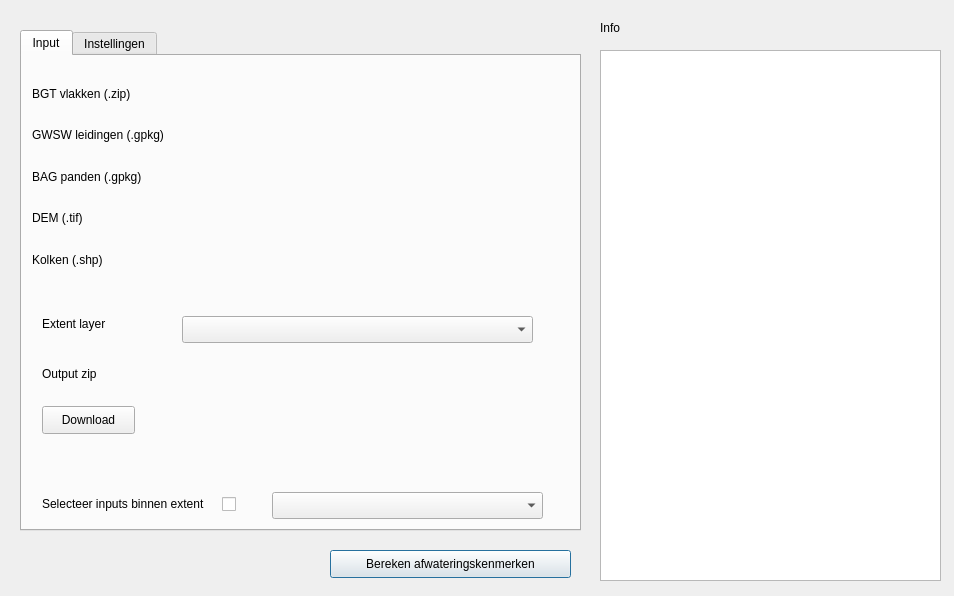
This is plugin/bgtinlooptool/BGTInloopTool_dialog_base.ui in nens/bgt-inlooptool as Qt 5 draws it before an edit. The edited form follows.
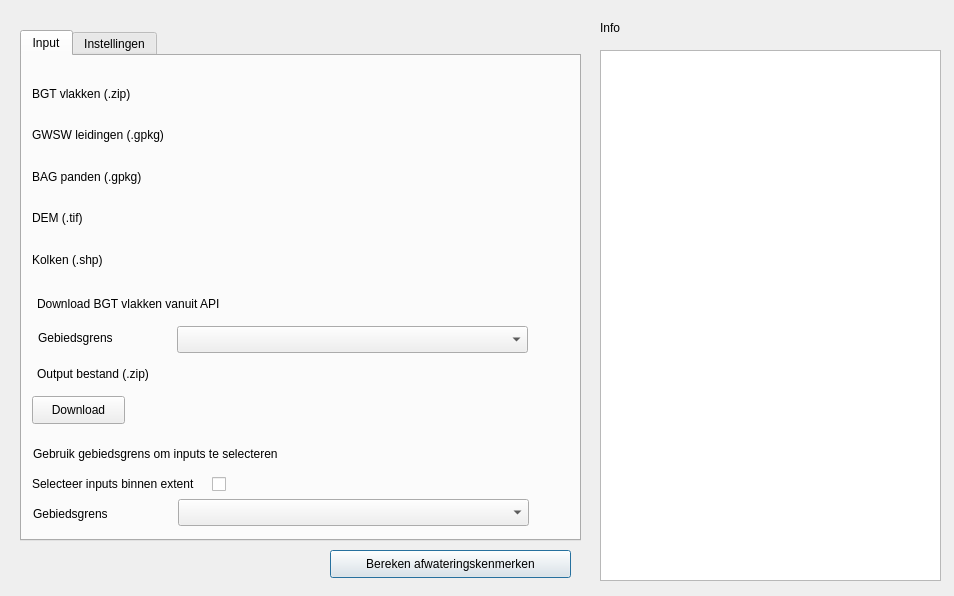
This is the edited form. Custom widgets are drawn as their Qt base class.

Commit message: clip inputs toegevoegd

```diff
--- a/plugin/bgtinlooptool/BGTInloopTool_dialog_base.ui
+++ b/plugin/bgtinlooptool/BGTInloopTool_dialog_base.ui
@@ -58,7 +58,7 @@
      <x>20</x>
      <y>30</y>
      <width>561</width>
-     <height>501</height>
+     <height>511</height>
     </rect>
    </property>
    <property name="sizePolicy">
@@ -139,8 +139,8 @@
     <widget class="QgsMapLayerComboBox" name="BGTExtentCombobox">
      <property name="geometry">
       <rect>
-       <x>160</x>
-       <y>260</y>
+       <x>155</x>
+       <y>270</y>
        <width>351</width>
        <height>27</height>
       </rect>
@@ -149,9 +149,9 @@
     <widget class="QgsMapLayerComboBox" name="inputExtentComboBox">
      <property name="geometry">
       <rect>
-       <x>250</x>
-       <y>436</y>
-       <width>271</width>
+       <x>156</x>
+       <y>443</y>
+       <width>351</width>
        <height>27</height>
       </rect>
      </property>
@@ -159,21 +159,21 @@
     <widget class="QLabel" name="label_19">
      <property name="geometry">
       <rect>
-       <x>20</x>
+       <x>15</x>
        <y>310</y>
        <width>125</width>
        <height>16</height>
       </rect>
      </property>
      <property name="text">
-      <string>Output zip</string>
+      <string>Output bestand (.zip)</string>
      </property>
     </widget>
     <widget class="QPushButton" name="pushButtonDownloadBGT">
      <property name="geometry">
       <rect>
-       <x>20</x>
-       <y>350</y>
+       <x>10</x>
+       <y>340</y>
        <width>93</width>
        <height>28</height>
       </rect>
@@ -185,8 +185,8 @@
     <widget class="QgsFileWidget" name="bgtApiOutput">
      <property name="geometry">
       <rect>
-       <x>160</x>
-       <y>310</y>
+       <x>155</x>
+       <y>300</y>
        <width>341</width>
        <height>27</height>
       </rect>
@@ -195,21 +195,21 @@
     <widget class="QLabel" name="label_17">
      <property name="geometry">
       <rect>
-       <x>20</x>
-       <y>260</y>
+       <x>16</x>
+       <y>274</y>
        <width>125</width>
        <height>16</height>
       </rect>
      </property>
      <property name="text">
-      <string>Extent layer</string>
+      <string>Gebiedsgrens</string>
      </property>
     </widget>
     <widget class="QLabel" name="label_18">
      <property name="geometry">
       <rect>
-       <x>20</x>
-       <y>440</y>
+       <x>10</x>
+       <y>420</y>
        <width>173</width>
        <height>16</height>
       </rect>
@@ -221,8 +221,8 @@
     <widget class="QCheckBox" name="inputExtentCheckBox">
      <property name="geometry">
       <rect>
-       <x>200</x>
-       <y>440</y>
+       <x>190</x>
+       <y>420</y>
        <width>16</width>
        <height>16</height>
       </rect>
@@ -231,6 +231,51 @@
       <string/>
      </property>
     </widget>
+    <widget class="QLabel" name="label_20">
+     <property name="geometry">
+      <rect>
+       <x>15</x>
+       <y>240</y>
+       <width>201</width>
+       <height>16</height>
+      </rect>
+     </property>
+     <property name="styleSheet">
+      <string notr="true">font: 75 8pt &quot;MS Shell Dlg 2&quot;;</string>
+     </property>
+     <property name="text">
+      <string>Download BGT vlakken vanuit API</string>
+     </property>
+    </widget>
+    <widget class="QLabel" name="label_21">
+     <property name="geometry">
+      <rect>
+       <x>11</x>
+       <y>390</y>
+       <width>251</width>
+       <height>16</height>
+      </rect>
+     </property>
+     <property name="styleSheet">
+      <string notr="true">font: 75 8pt &quot;MS Shell Dlg 2&quot;;</string>
+     </property>
+     <property name="text">
+      <string>Gebruik gebiedsgrens om inputs te selecteren</string>
+     </property>
+    </widget>
+    <widget class="QLabel" name="label_22">
+     <property name="geometry">
+      <rect>
+       <x>11</x>
+       <y>450</y>
+       <width>125</width>
+       <height>16</height>
+      </rect>
+     </property>
+     <property name="text">
+      <string>Gebiedsgrens</string>
+     </property>
+    </widget>
    </widget>
    <widget class="QWidget" name="settings_tab">
     <attribute name="title">
```
The commit also changes 4 other files.
